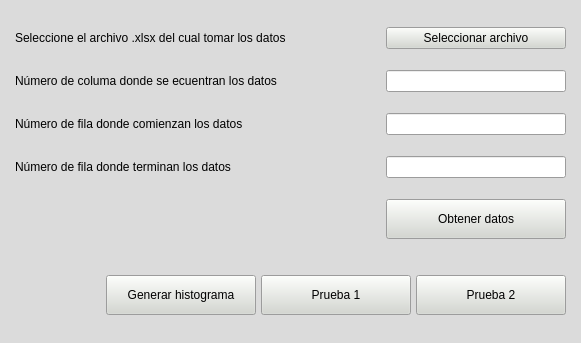
First picture: the form in tp2/toma_datos/interfaz/ventana_toma_datos.ui, repository MMariatti/SIM4K4, before the edit.
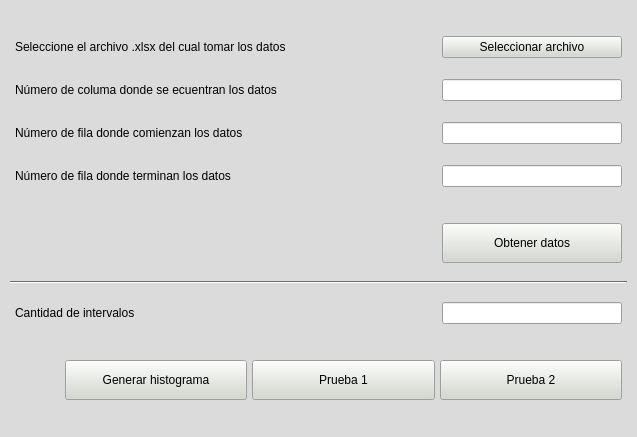
Second picture: the form after the edit. Icons and pictures are not drawn.

Commit message: Agrego cantidad de intervalos a interfaz

Diff of the .ui file:
```diff
--- a/tp2/toma_datos/interfaz/ventana_toma_datos.ui
+++ b/tp2/toma_datos/interfaz/ventana_toma_datos.ui
@@ -6,14 +6,14 @@
    <rect>
     <x>0</x>
     <y>0</y>
-    <width>581</width>
-    <height>343</height>
+    <width>637</width>
+    <height>437</height>
    </rect>
   </property>
   <property name="minimumSize">
    <size>
-    <width>581</width>
-    <height>343</height>
+    <width>637</width>
+    <height>437</height>
    </size>
   </property>
   <property name="palette">
@@ -154,6 +154,15 @@
        </color>
       </brush>
      </colorrole>
+     <colorrole role="PlaceholderText">
+      <brush brushstyle="NoBrush">
+       <color alpha="128">
+        <red>0</red>
+        <green>0</green>
+        <blue>0</blue>
+       </color>
+      </brush>
+     </colorrole>
     </active>
     <inactive>
      <colorrole role="WindowText">
@@ -291,6 +300,15 @@
        </color>
       </brush>
      </colorrole>
+     <colorrole role="PlaceholderText">
+      <brush brushstyle="NoBrush">
+       <color alpha="128">
+        <red>0</red>
+        <green>0</green>
+        <blue>0</blue>
+       </color>
+      </brush>
+     </colorrole>
     </inactive>
     <disabled>
      <colorrole role="WindowText">
@@ -428,6 +446,15 @@
        </color>
       </brush>
      </colorrole>
+     <colorrole role="PlaceholderText">
+      <brush brushstyle="NoBrush">
+       <color alpha="128">
+        <red>0</red>
+        <green>0</green>
+        <blue>0</blue>
+       </color>
+      </brush>
+     </colorrole>
     </disabled>
    </palette>
   </property>
@@ -496,11 +523,11 @@
            <enum>Qt::Horizontal</enum>
           </property>
           <property name="sizeType">
-           <enum>QSizePolicy::Fixed</enum>
+           <enum>QSizePolicy::Expanding</enum>
           </property>
           <property name="sizeHint" stdset="0">
            <size>
-            <width>20</width>
+            <width>0</width>
             <height>0</height>
            </size>
           </property>
@@ -692,6 +719,22 @@
         </item>
        </layout>
       </item>
+      <item>
+       <spacer name="spacer_vertical_0">
+        <property name="orientation">
+         <enum>Qt::Vertical</enum>
+        </property>
+        <property name="sizeType">
+         <enum>QSizePolicy::Fixed</enum>
+        </property>
+        <property name="sizeHint" stdset="0">
+         <size>
+          <width>0</width>
+          <height>15</height>
+         </size>
+        </property>
+       </spacer>
+      </item>
       <item>
        <layout class="QHBoxLayout" name="lyt_horizontal_1_4">
         <property name="spacing">
@@ -738,20 +781,17 @@
        </layout>
       </item>
       <item>
-       <spacer name="spacer_vertical_0">
+       <widget class="Line" name="separator_horizontal_0">
+        <property name="sizePolicy">
+         <sizepolicy hsizetype="Minimum" vsizetype="Fixed">
+          <horstretch>20</horstretch>
+          <verstretch>0</verstretch>
+         </sizepolicy>
+        </property>
         <property name="orientation">
-         <enum>Qt::Vertical</enum>
+         <enum>Qt::Horizontal</enum>
         </property>
-        <property name="sizeType">
-         <enum>QSizePolicy::Fixed</enum>
-        </property>
-        <property name="sizeHint" stdset="0">
-         <size>
-          <width>0</width>
-          <height>15</height>
-         </size>
-        </property>
-       </spacer>
+       </widget>
       </item>
       <item>
        <layout class="QHBoxLayout" name="lyt_horizontal_1_5">
@@ -770,17 +810,88 @@
         <property name="bottomMargin">
          <number>3</number>
         </property>
+        <item>
+         <widget class="QLabel" name="lbl_cantidad_intervalos">
+          <property name="text">
+           <string>Cantidad de intervalos</string>
+          </property>
+         </widget>
+        </item>
         <item>
          <spacer name="spacer_horizontal_5">
           <property name="orientation">
            <enum>Qt::Horizontal</enum>
           </property>
+          <property name="sizeHint" stdset="0">
+           <size>
+            <width>40</width>
+            <height>20</height>
+           </size>
+          </property>
+         </spacer>
+        </item>
+        <item>
+         <widget class="QLineEdit" name="txt_cantidad_intervalos">
+          <property name="sizePolicy">
+           <sizepolicy hsizetype="Fixed" vsizetype="Fixed">
+            <horstretch>0</horstretch>
+            <verstretch>0</verstretch>
+           </sizepolicy>
+          </property>
+          <property name="minimumSize">
+           <size>
+            <width>180</width>
+            <height>0</height>
+           </size>
+          </property>
+         </widget>
+        </item>
+       </layout>
+      </item>
+      <item>
+       <spacer name="spacer_vertical_1">
+        <property name="orientation">
+         <enum>Qt::Vertical</enum>
+        </property>
+        <property name="sizeType">
+         <enum>QSizePolicy::Fixed</enum>
+        </property>
+        <property name="sizeHint" stdset="0">
+         <size>
+          <width>0</width>
+          <height>15</height>
+         </size>
+        </property>
+       </spacer>
+      </item>
+      <item>
+       <layout class="QHBoxLayout" name="lyt_horizontal_1_6">
+        <property name="spacing">
+         <number>5</number>
+        </property>
+        <property name="leftMargin">
+         <number>5</number>
+        </property>
+        <property name="topMargin">
+         <number>3</number>
+        </property>
+        <property name="rightMargin">
+         <number>5</number>
+        </property>
+        <property name="bottomMargin">
+         <number>3</number>
+        </property>
+        <item>
+         <spacer name="spacer_horizontal_6">
+          <property name="orientation">
+           <enum>Qt::Horizontal</enum>
+          </property>
           <property name="sizeType">
-           <enum>QSizePolicy::Expanding</enum>
+           <enum>QSizePolicy::Fixed</enum>
           </property>
           <property name="sizeHint" stdset="0">
            <size>
-            <width>0</width>
+            <width>50</width>
             <height>0</height>
            </size>
           </property>
@@ -790,7 +901,7 @@
          <widget class="QPushButton" name="btn_generar_histograma">
           <property name="minimumSize">
            <size>
-            <width>150</width>
+            <width>180</width>
             <height>40</height>
            </size>
           </property>
@@ -806,7 +917,7 @@
          <widget class="QPushButton" name="btn_prueba_1">
           <property name="minimumSize">
            <size>
-            <width>150</width>
+            <width>180</width>
             <height>40</height>
            </size>
           </property>
@@ -819,7 +930,7 @@
          <widget class="QPushButton" name="btn_prueba_2">
           <property name="minimumSize">
            <size>
-            <width>150</width>
+            <width>180</width>
             <height>40</height>
            </size>
           </property>
```
